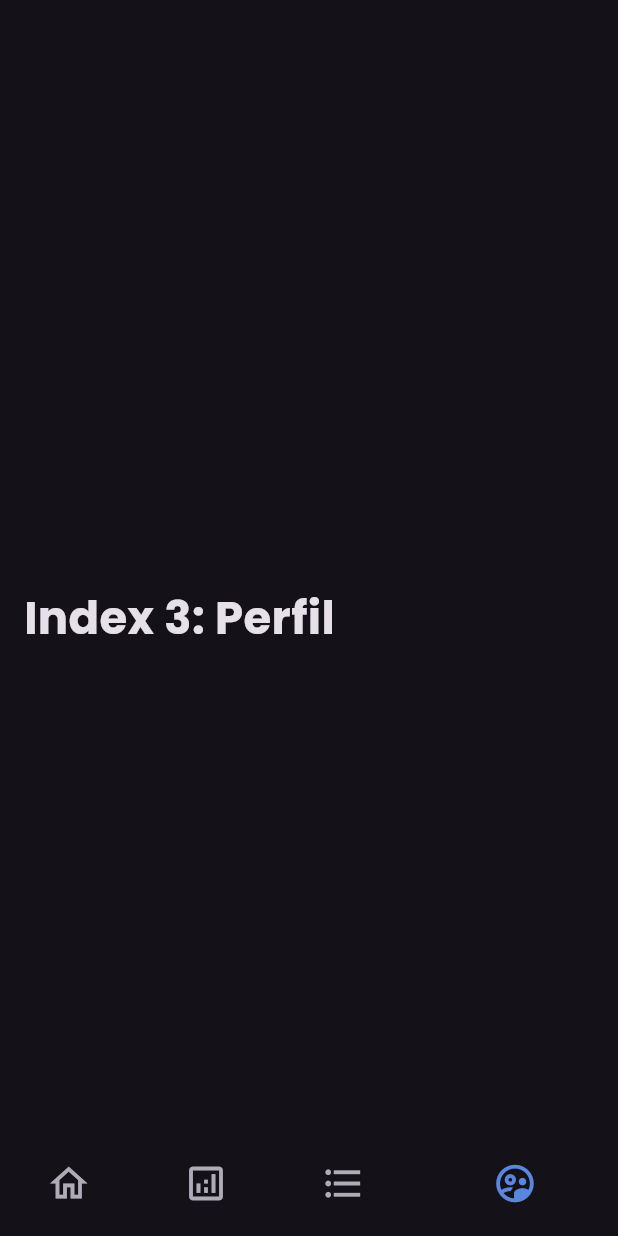
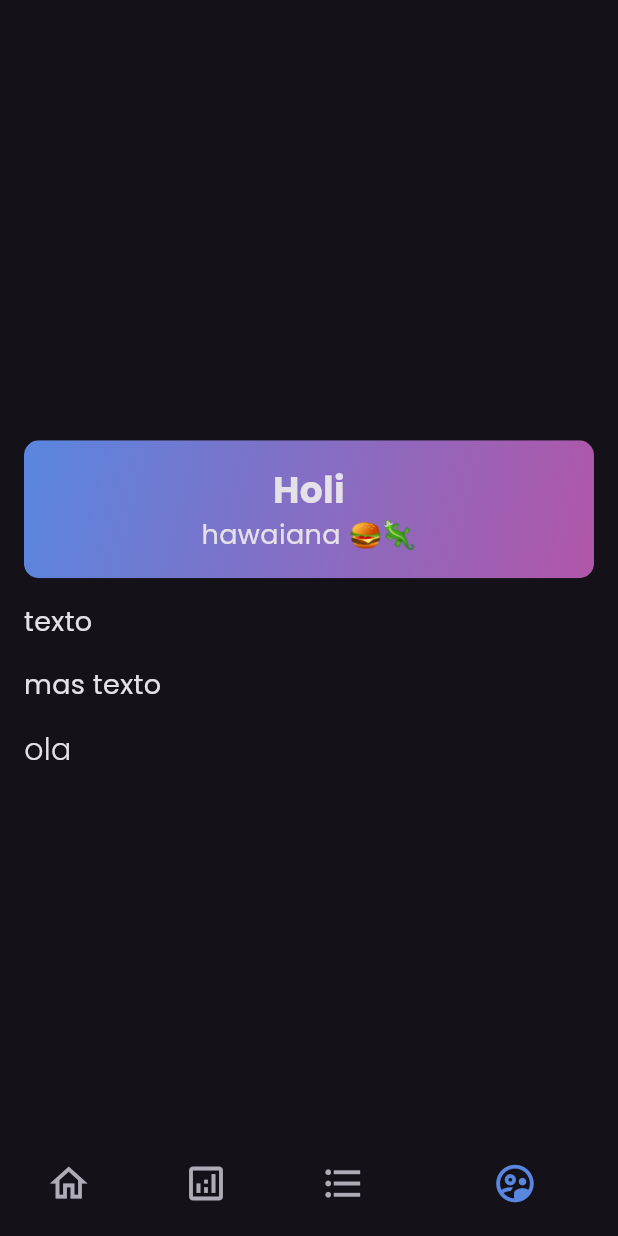
Before and after one commit to Edurz135/mycash_front, a Flutter app: the screen it shows after launch, item 4 of the bottom bar chosen, on a phone screen of 412 x 824 dp. Run offline on Flutter 3.47's test engine with Material 3 defaults, Android fonts, the phone set to English and light mode, and no system bars; network calls fail.

Commit message:
profile screen setup

```diff
--- a/lib/main.dart
+++ b/lib/main.dart
@@ -1,5 +1,6 @@
 import 'package:flutter/material.dart';
 import 'package:mycash_front/screens/home_screen.dart';
+import 'package:mycash_front/screens/profile/profile_screen.dart';
 import 'package:mycash_front/services/api_config.dart';
 
 void main() {
@@ -44,10 +45,7 @@ class _BottomNavBarState extends State<BottomNavBar> {
       'Index 2: Transacciones',
       style: optionStyle,
     ),
-    const Text(
-      'Index 3: Perfil',
-      style: optionStyle,
-    ),
+    ProfileScreen()
   ];
 
   void _onItemTapped(int index) {
--- a/lib/screens/create_account_screen.dart
+++ b/lib/screens/create_account_screen.dart
@@ -1,6 +1,5 @@
 import 'package:flutter/material.dart';
 import 'package:mycash_front/components/creditcard_item.dart';
-import 'package:mycash_front/services/account_service.dart';
 
 class CreateAccountScreen extends StatelessWidget {
   final Function(String name, int currencyTypeId, double balance) createAccount;
--- /dev/null
+++ b/lib/screens/profile/profile_screen.dart
@@ -0,0 +1,80 @@
+import 'package:flutter/material.dart';
+
+class ProfileScreen extends StatefulWidget {
+  @override
+  _ProfileScreenState createState() => _ProfileScreenState();
+}
+
+class _ProfileScreenState extends State<ProfileScreen> {
+  @override
+  Widget build(BuildContext context) {
+    return Column(
+      crossAxisAlignment: CrossAxisAlignment.start,
+      children: [
+        ClipRRect(
+          borderRadius:
+              BorderRadius.circular(10), // Set border radius for rounding
+          child: Container(
+            width: double.infinity, // Full width of the screen
+            decoration: const BoxDecoration(
+              gradient: LinearGradient(
+                begin: Alignment.topLeft,
+                end: Alignment.bottomRight,
+                colors: [
+                  Color.fromRGBO(89, 134, 223, 1),
+                  Color.fromRGBO(177, 86, 168, 1)
+                ],
+              ),
+            ),
+            child: const Column(
+              children: [
+                SizedBox(height: 16), // Add spacing
+                Text(
+                  'Holi',
+                  textAlign: TextAlign.center,
+                  style: TextStyle(
+                    fontSize: 24,
+                    fontWeight: FontWeight.bold,
+                  ),
+                ),
+                Text(
+                  'hawaiana 🍔🦎',
+                  textAlign: TextAlign.center,
+                  style: TextStyle(
+                    fontSize: 18,
+                  ),
+                ),
+                SizedBox(height: 16), // Add spacing
+              ],
+            ),
+          ),
+        ),
+        const SizedBox(height: 16), // Add spacing
+        const Text(
+          'texto',
+          textAlign: TextAlign.center,
+          style: TextStyle(
+            fontSize: 18,
+          ),
+        ),
+        const SizedBox(height: 16),
+        const Text(
+          'mas texto',
+          textAlign: TextAlign.center,
+          style: TextStyle(
+            fontSize: 18,
+          ),
+        ),
+        const SizedBox(height: 16),
+        const Text(
+          'ola',
+          style: TextStyle(
+            fontSize: 20,
+            fontWeight: FontWeight.w300,
+          ),
+        ),
+        const SizedBox(height: 16),
+      ],
+    );
+  }
+}
```
